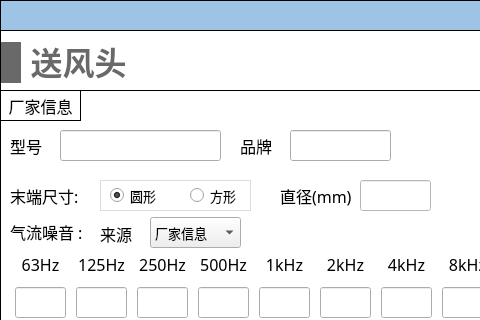
haobana/NoiCal, file NoiseCalSoft/inputDialog/dialog_pump_send.ui: the form before one commit; both pictures show x 0 to 480 and y 0 to 320 of the 611 by 841 pixel window.
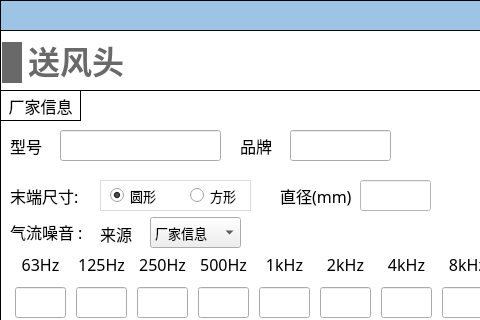
The form after the commit. Icons and pictures are not drawn.

```diff
--- a/NoiseCalSoft/inputDialog/dialog_pump_send.ui
+++ b/NoiseCalSoft/inputDialog/dialog_pump_send.ui
@@ -2201,18 +2201,15 @@
      </property>
     </widget>
    </widget>
-   <widget class="QWidget" name="layoutWidget_15">
-    <property name="geometry">
-     <rect>
-      <x>1</x>
-      <y>10</y>
-      <width>129</width>
-      <height>45</height>
-     </rect>
-    </property>
-    <layout class="QHBoxLayout" name="horizontalLayout_28">
-     <item>
       <widget class="QLabel" name="label_36">
+    <property name="geometry">
+     <rect>
+      <x>2</x>
+      <y>12</y>
+      <width>20</width>
+      <height>41</height>
+     </rect>
+    </property>
        <property name="minimumSize">
         <size>
          <width>20</width>
@@ -2235,9 +2232,15 @@
         <string/>
        </property>
       </widget>
-     </item>
-     <item>
       <widget class="QLabel" name="label_title">
+    <property name="geometry">
+     <rect>
+      <x>28</x>
+      <y>11</y>
+      <width>96</width>
+      <height>43</height>
+     </rect>
+    </property>
        <property name="minimumSize">
         <size>
          <width>0</width>
@@ -2263,9 +2266,6 @@
        <property name="alignment">
         <set>Qt::AlignBottom|Qt::AlignHCenter</set>
        </property>
-      </widget>
-     </item>
-    </layout>
    </widget>
   </widget>
   <widget class="QWidget" name="widget" native="true">
```
Lines whose indentation alone changed are shown as unchanged.
